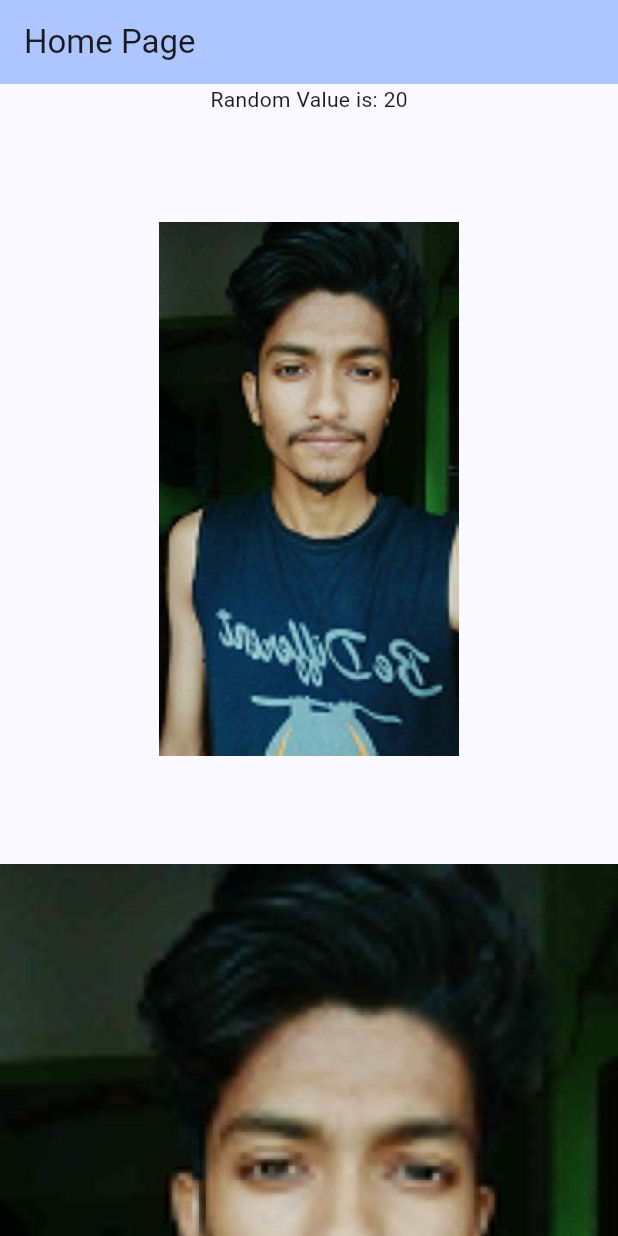
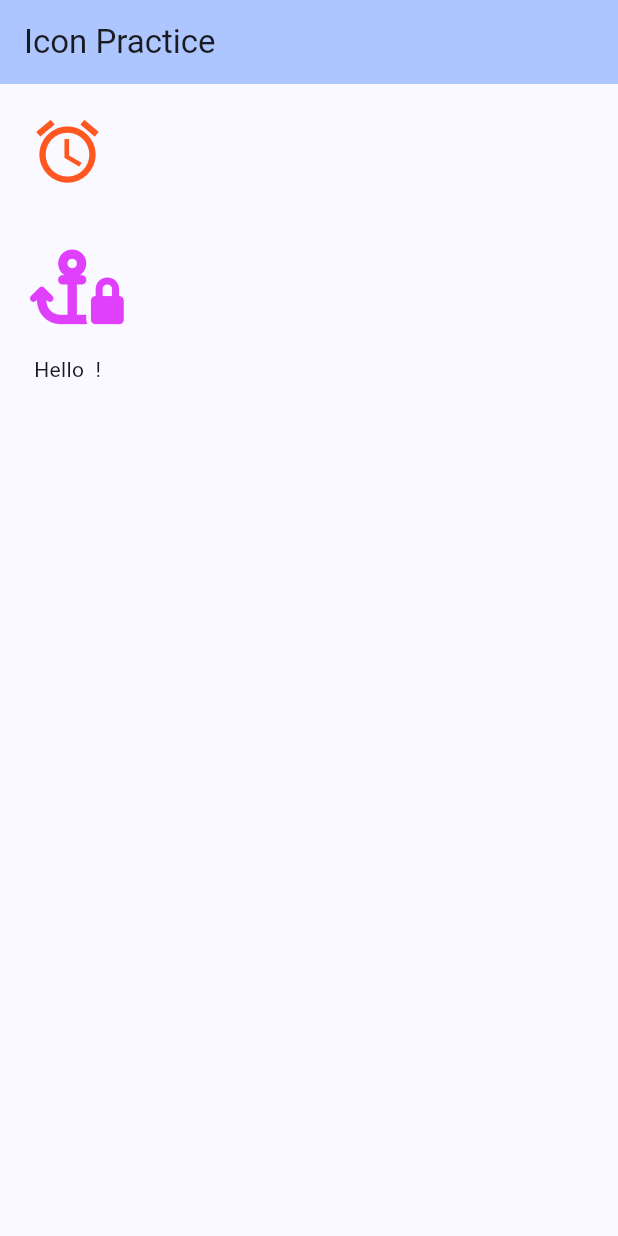
Before and after one commit to kaiesmahmud/Flutter-app-2, a Flutter app: the screen it shows after launch, on a phone screen of 412 x 824 dp. Run offline on Flutter 3.47's test engine with Material 2 defaults, Android fonts, the phone set to English and light mode, and no system bars; our stand-ins replace font_awesome_flutter.

Commit message:
icon use learn and fontawesome also

```diff
--- a/lib/main.dart
+++ b/lib/main.dart
@@ -1,5 +1,6 @@
 import 'package:flutter/material.dart';
-import 'package:flutter_application_2/screens/homepage2.dart';
+import 'package:flutter_application_2/screens/icons.dart';
+// import 'package:flutter_application_2/screens/homepage2.dart';
 // import 'package:flutter_application_2/screens/homepage.dart';
 
 void main() => runApp(const MyApp());
@@ -17,7 +18,8 @@ class MyApp extends StatelessWidget {
         colorScheme: ColorScheme.fromSeed(seedColor: Colors.blueAccent),
         useMaterial3: true,
       ),
-      home: const MyHomePage(title: 'Home Page'),
+      // home: const MyHomePage(title: 'Home Page'),
+      home: const IconPractice(title: 'Icon Practice')
     );
   }
 }
--- /dev/null
+++ b/lib/screens/icons.dart
@@ -0,0 +1,52 @@
+import 'package:flutter/material.dart';
+import 'package:font_awesome_flutter/font_awesome_flutter.dart';
+
+class IconPractice extends StatelessWidget {
+  const IconPractice({super.key ,required this.title});
+  final String title;
+  @override
+  Widget build(BuildContext context){
+    return Scaffold(
+      appBar: AppBar(
+        backgroundColor: Theme.of(context).colorScheme.inversePrimary,
+        title: Text(title),
+      ),
+      body:const Column(
+        children: [
+
+
+          IconButton(
+            onPressed: btnpress,
+            hoverColor: Colors.amber,
+            tooltip: 'clickme!',
+            splashColor: Colors.black,
+            highlightColor: Colors.indigoAccent,
+            padding: EdgeInsets.all(20),
+            icon: Icon(
+              Icons.access_alarm_sharp,
+              color: Colors.deepOrange,
+              size: 50,
+            ),
+          ),
+
+          IconButton(
+            onPressed: btnpress,
+            hoverColor: Colors.amber,
+            tooltip: 'clickme!',
+            splashColor: Colors.black,
+            highlightColor: Colors.indigoAccent,
+            padding: EdgeInsets.all(20),
+            icon: Icon(
+              FontAwesomeIcons.anchorLock,
+              color: Colors.purpleAccent,
+              size: 50,
+            ),
+          ),
+          Text("Hello  !",),
+        ],
+      ),
+    );
+  }
+}
+
+ btnpress() => print("button pressed!");
--- a/pubspec.yaml
+++ b/pubspec.yaml
@@ -35,7 +35,7 @@ dependencies:
   # The following adds the Cupertino Icons font to your application.
   # Use with the CupertinoIcons class for iOS style icons.
   cupertino_icons: ^1.0.2
-
+  font_awesome_flutter: ^10.5.0
 dev_dependencies:
   flutter_test:
     sdk: flutter
```
Also changed, not shown: pubspec.lock.
